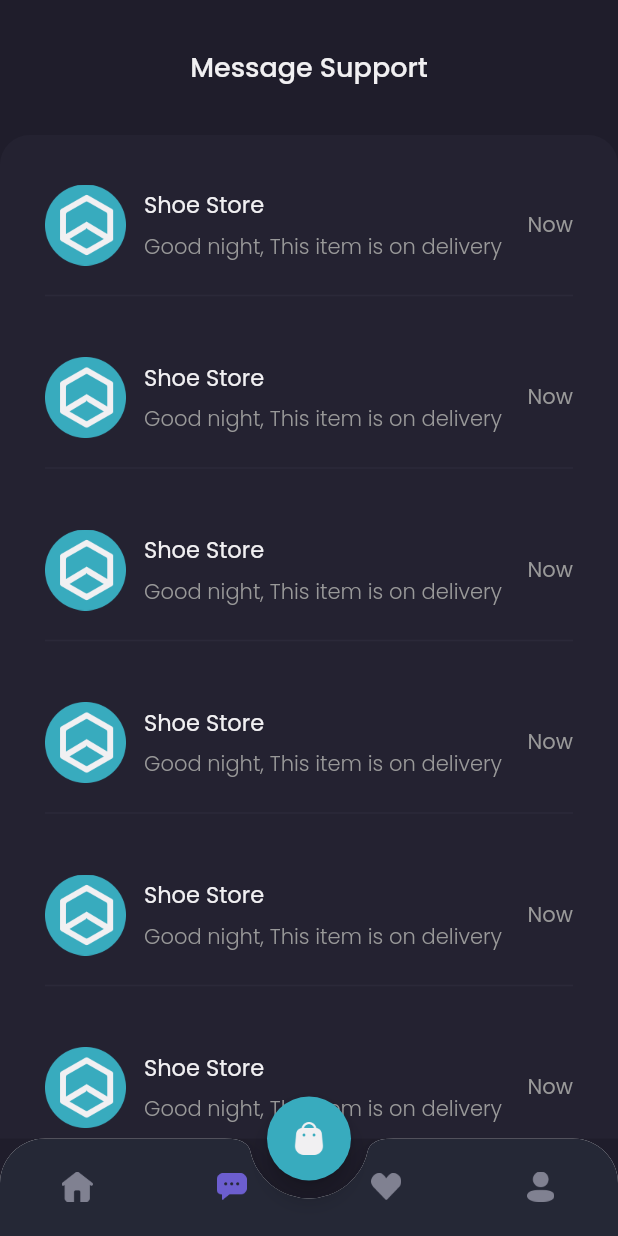
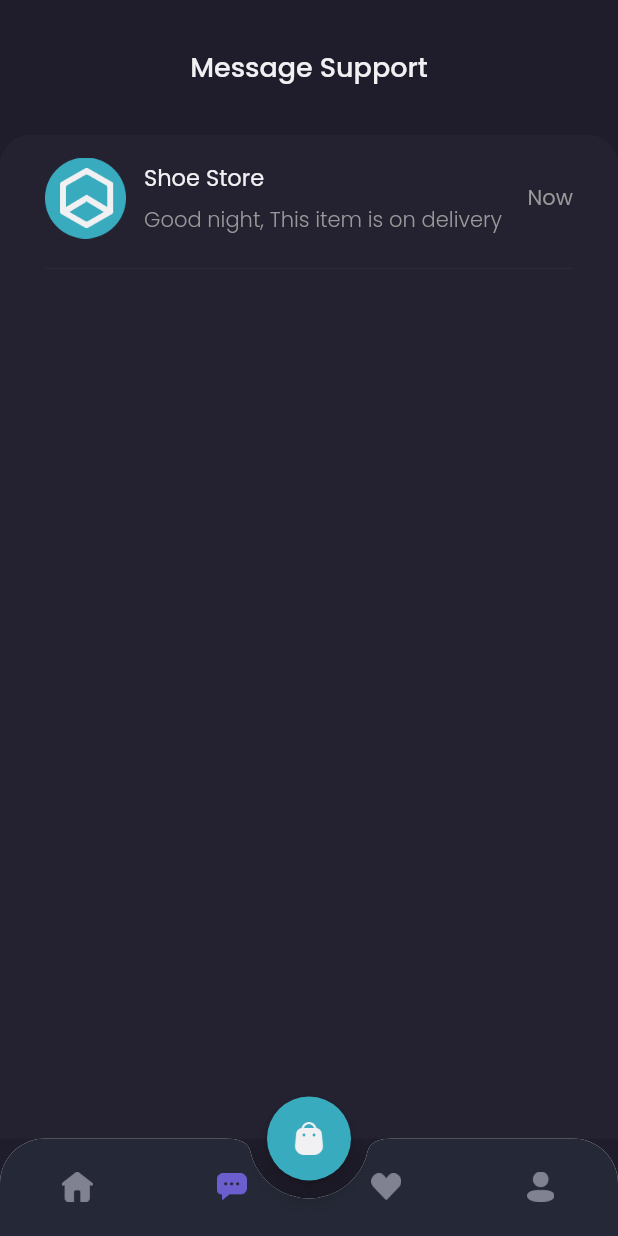
Before and after one commit to irfanagust/flavel, a Flutter app: the MainPage screen opened by its route, item 2 of the bottom bar chosen, on a phone screen of 412 x 824 dp. Run offline on Flutter 3.47's test engine with Material 2 defaults, Android fonts, the phone set to English and light mode, and no system bars; our stand-ins replace google_fonts.

```diff
--- a/lib/pages/home/chat_page.dart
+++ b/lib/pages/home/chat_page.dart
@@ -99,13 +99,6 @@ class ChatPage extends StatelessWidget {
             padding: EdgeInsets.symmetric(horizontal: defaultMargin),
             children: [
               ChatTile(),
-              ChatTile(),
-              ChatTile(),
-              ChatTile(),
-              ChatTile(),
-              ChatTile(),
-              ChatTile(),
-              ChatTile(),
             ],
           ),
         ),
@@ -116,6 +109,7 @@ class ChatPage extends StatelessWidget {
       children: [
         header(),
         body(),
+        // emptyChat()
       ],
     );
   }
--- a/lib/widgets/chat_tile.dart
+++ b/lib/widgets/chat_tile.dart
@@ -11,7 +11,7 @@ class ChatTile extends StatelessWidget {
         Navigator.pushNamed(context, '/detail-chat');
       },
       child: Container(
-        margin: const EdgeInsets.only(top: 33),
+        margin: const EdgeInsets.only(top: 15),
         child: Column(
           children: [
             Row(
```
Also changed, not shown: lib/pages/chat_detail_page.dart (+43 -0 lines).
